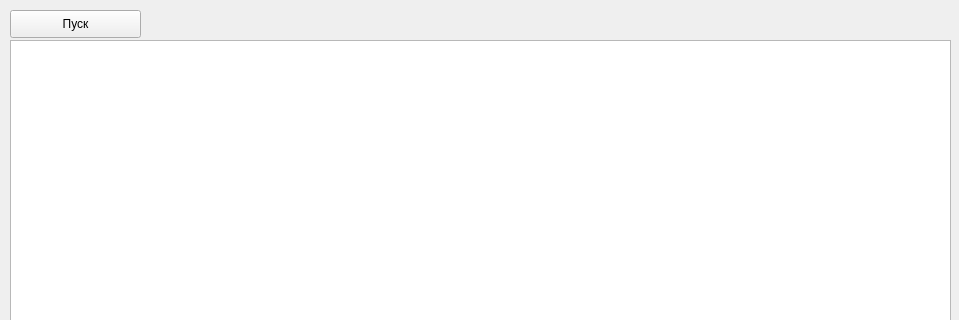
First picture: the form in main.ui, repository Runv1/Espresso, before the edit; both pictures show x 0 to 959 and y 0 to 320 of the 959 by 745 pixel window.
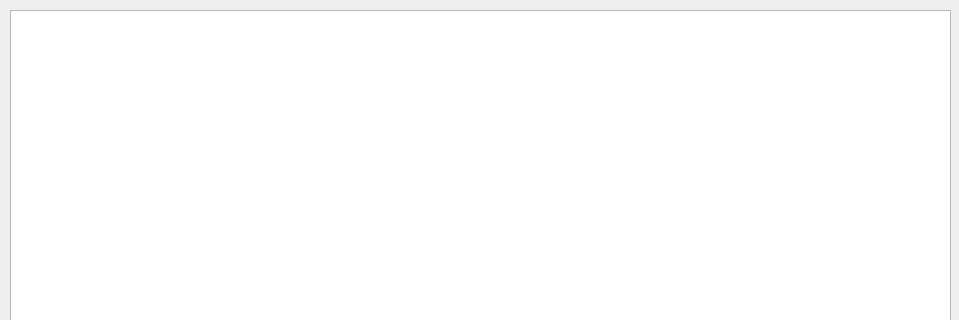
Second picture: the form after the edit.

Commit message: Задача улучшена

```diff
--- a/main.ui
+++ b/main.ui
@@ -18,24 +18,11 @@
     <property name="geometry">
      <rect>
       <x>10</x>
-      <y>40</y>
-      <width>941</width>
-      <height>651</height>
-     </rect>
-    </property>
-   </widget>
-   <widget class="QPushButton" name="pushButton">
-    <property name="geometry">
-     <rect>
-      <x>10</x>
       <y>10</y>
-      <width>131</width>
-      <height>28</height>
+      <width>941</width>
+      <height>681</height>
      </rect>
     </property>
-    <property name="text">
-     <string>Пуск</string>
-    </property>
    </widget>
   </widget>
   <widget class="QMenuBar" name="menubar">
```
The commit also changes 1 other file.
